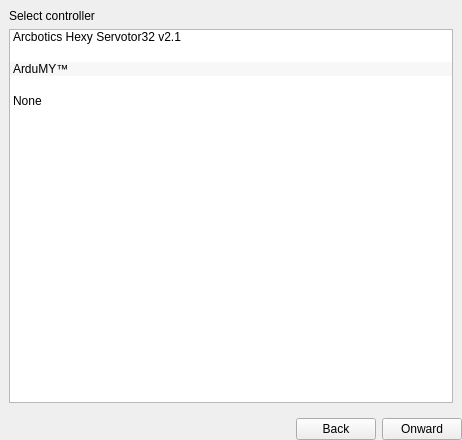
mrdeveloperdude/OctoMY, file libs/libcore/ui/HardwareWizard.ui: the form before one commit.
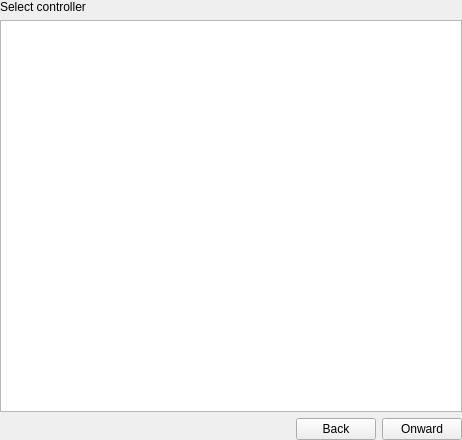
The form after the commit. Icons and pictures are not drawn. Custom widgets are drawn as their Qt base class.

Commit message: starting the refactor of hexytool into servotor32controller

Diff of the .ui file:
```diff
--- a/libs/libcore/ui/HardwareWizard.ui
+++ b/libs/libcore/ui/HardwareWizard.ui
@@ -33,6 +33,18 @@
      </property>
      <widget class="QWidget" name="pageController">
       <layout class="QGridLayout" name="gridLayout">
+       <property name="leftMargin">
+        <number>0</number>
+       </property>
+       <property name="topMargin">
+        <number>0</number>
+       </property>
+       <property name="rightMargin">
+        <number>0</number>
+       </property>
+       <property name="bottomMargin">
+        <number>0</number>
+       </property>
        <item row="0" column="0">
         <widget class="QLabel" name="label">
          <property name="text">
@@ -54,33 +66,6 @@
            <height>32</height>
           </size>
          </property>
-         <item>
-          <property name="text">
-           <string>Arcbotics Hexy Servotor32 v2.1</string>
-          </property>
-          <property name="icon">
-           <iconset resource="../resources/icons.qrc">
-            <normaloff>:/icons/arcbotics_logo.svg</normaloff>:/icons/arcbotics_logo.svg</iconset>
-          </property>
-         </item>
-         <item>
-          <property name="text">
-           <string>ArduMY™</string>
-          </property>
-          <property name="icon">
-           <iconset resource="../resources/icons.qrc">
-            <normaloff>:/icons/ardumy.svg</normaloff>:/icons/ardumy.svg</iconset>
-          </property>
-         </item>
-         <item>
-          <property name="text">
-           <string>None</string>
-          </property>
-          <property name="icon">
-           <iconset resource="../resources/icons.qrc">
-            <normaloff>:/icons/unknown.svg</normaloff>:/icons/unknown.svg</iconset>
-          </property>
-         </item>
         </widget>
        </item>
       </layout>
```
Left out of the diff: 88 changed lines with no effect on the pictures. The commit also changes 65 other files.
